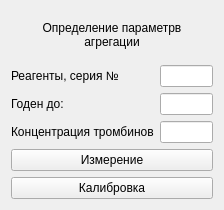
Qt form choisedialog/agr1.ui (krang4d/Agrekola) before a commit.
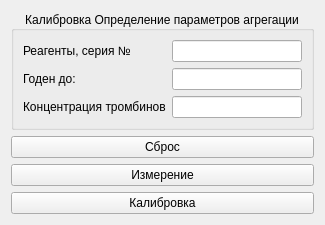
The same form after that commit.

```diff
--- a/choisedialog/agr1.ui
+++ b/choisedialog/agr1.ui
@@ -6,8 +6,8 @@
    <rect>
     <x>0</x>
     <y>0</y>
-    <width>224</width>
-    <height>210</height>
+    <width>292</width>
+    <height>213</height>
    </rect>
   </property>
   <property name="windowTitle">
@@ -15,20 +15,13 @@
   </property>
   <layout class="QVBoxLayout" name="verticalLayout">
    <item>
-    <widget class="QLabel" name="label">
-     <property name="text">
-      <string>Определение параметрв
-агрегации</string>
+    <widget class="QGroupBox" name="groupBox">
+     <property name="title">
+      <string>Калибровка Определение параметров агрегации</string>
      </property>
      <property name="alignment">
       <set>Qt::AlignCenter</set>
      </property>
-     <property name="buddy">
-      <cstring>startButton</cstring>
-     </property>
-    </widget>
-   </item>
-   <item>
     <layout class="QFormLayout" name="formLayout">
      <item row="0" column="0">
       <widget class="QLabel" name="label_1">
@@ -70,6 +63,14 @@
       <widget class="QLineEdit" name="lineEdit_3"/>
      </item>
     </layout>
+    </widget>
+   </item>
+   <item>
+    <widget class="QPushButton" name="resetButton">
+     <property name="text">
+      <string>Сброс</string>
+     </property>
+    </widget>
    </item>
    <item>
     <widget class="QPushButton" name="startButton">
```
Lines whose indentation alone changed are shown as unchanged.
